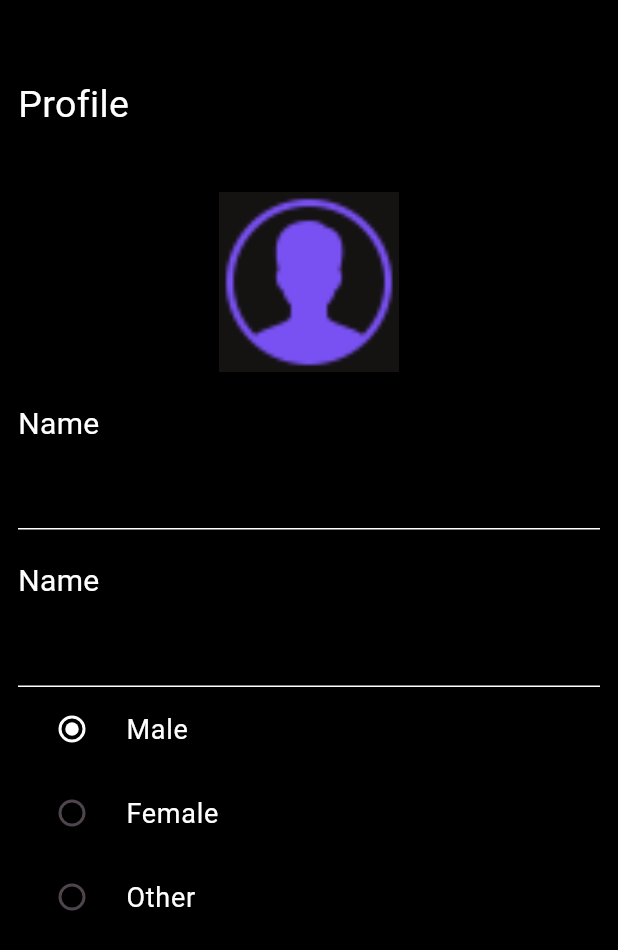
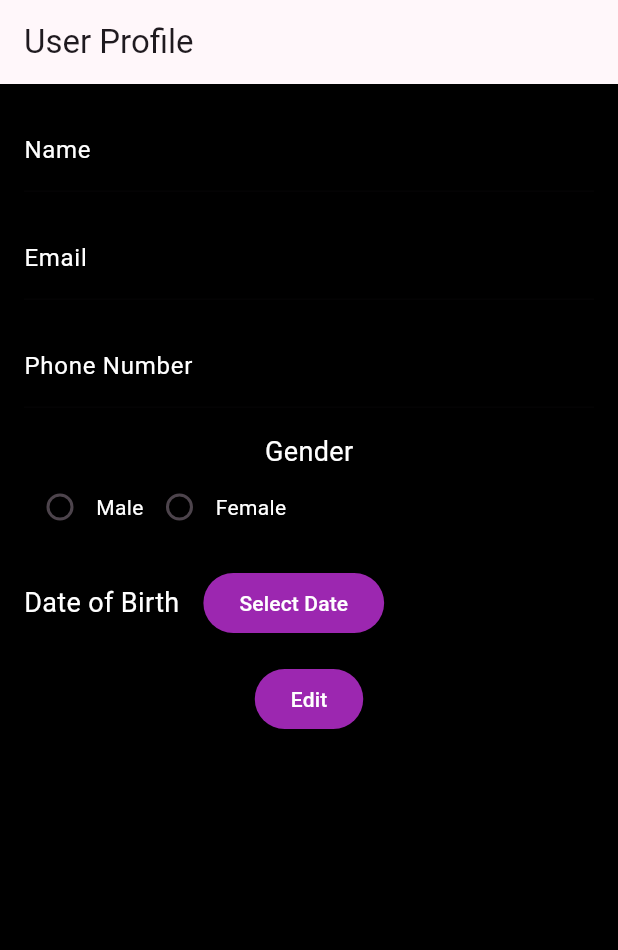
Before and after one commit to Bandan-K/ExpenseXpert, a Flutter app: the ProfileScreen screen opened directly, on a phone screen of 412 x 824 dp. Shown: the top 950 px of the screen. Run offline on Flutter 3.47's test engine with Material 2 defaults, Android fonts, the phone set to English and light mode, and no system bars; our stand-ins replace animated_bottom_navigation_bar, animated_toggle_switch, firebase_auth, firebase_core, fl_chart, get; missing offline and left inert: firebase_ui_auth, firebase_ui_oauth_google, flutter_flip_card, simple_animation_progress_bar; accounts and stored records are empty.

Commit message:
profile page

```diff
--- a/lib/BottomNavigationBar/bottom_nav_bar.dart
+++ b/lib/BottomNavigationBar/bottom_nav_bar.dart
@@ -18,7 +18,7 @@ class _BottomNavBarState extends State<BottomNavBar> {
   List pages = [HomePage(),AnalyticsPage(),ProfileScreen(),SettingsScreen()];
   final iconList = <IconData>[
     Icons.home,
-    Icons.analytics_outlined,
+    Icons.analytics,
     Icons.person_2_rounded,
     Icons.settings,
   ];
--- a/lib/profile_page.dart
+++ b/lib/profile_page.dart
@@ -1,115 +1,191 @@
 import 'package:flutter/material.dart';
 
 class ProfileScreen extends StatefulWidget {
-  const ProfileScreen({Key? key}) : super(key: key);
-
   @override
   _ProfileScreenState createState() => _ProfileScreenState();
 }
 
 class _ProfileScreenState extends State<ProfileScreen> {
-  var gender = "Male";
+  final TextEditingController nameController = TextEditingController();
+  final TextEditingController emailController = TextEditingController();
+  final TextEditingController phoneController = TextEditingController();
+  String? selectedGender;
+  DateTime? selectedDate;
 
-  String value = "Male";
+  String? savedName;
+  String? savedEmail;
+  String? savedPhoneNumber;
+  String? savedGender;
+  DateTime? savedDateOfBirth;
+
+  bool isEditing = false;
+
   @override
   Widget build(BuildContext context) {
     return Scaffold(
+      appBar: AppBar(
+        title: Text('User Profile'),
+      ),
       backgroundColor: Colors.black,
       body: Padding(
-        padding: const EdgeInsets.all(12.0),
+        padding: const EdgeInsets.all(16.0),
+        child: Form(
           child: Column(
-          crossAxisAlignment: CrossAxisAlignment.start,
             children: [
-            const SizedBox(height: 40),
-            const Text(
-              "Profile",
-              style: TextStyle(color: Colors.white, fontSize: 25),
-              textAlign: TextAlign.left,
+              TextFormField(
+                controller: nameController,
+                style: TextStyle(color: Colors.white),
+                decoration: InputDecoration(
+                  labelText: 'Name',
+                  labelStyle: TextStyle(color: Colors.white),
+                  enabledBorder: OutlineInputBorder(
+                    borderSide: BorderSide(color: Colors.white),
                   ),
-            const SizedBox(height: 40),
-            Align(
-              alignment: Alignment.center,
-              child: Container(
-                height: 120,
-                width: 120,
-                child: Image.asset(
-                  "assets/images/icons8-male-user-50 (black).png",
-                  fit: BoxFit.cover,
+                  focusedBorder: OutlineInputBorder(
+                    borderSide: BorderSide(color: Colors.purple),
+                  ),
+                  enabled: isEditing,
                 ),
               ),
-            ),
-            SizedBox(height: 20),
-            Text(
-              "Name",
-              style: TextStyle(color: Colors.white, fontSize: 20),
-              textAlign: TextAlign.left,
-            ),
+              SizedBox(height: 16),
               TextFormField(
+                controller: emailController,
+                style: TextStyle(color: Colors.white),
                 decoration: InputDecoration(
-                labelText: "",
+                  labelText: 'Email',
                   labelStyle: TextStyle(color: Colors.white),
-                focusedBorder: UnderlineInputBorder(
+                  enabledBorder: OutlineInputBorder(
                     borderSide: BorderSide(color: Colors.white),
                   ),
-                enabledBorder: UnderlineInputBorder(
+                  focusedBorder: OutlineInputBorder(
+                    borderSide: BorderSide(color: Colors.purple),
+                  ),
+                  enabled: isEditing,
+                ),
+              ),
+              SizedBox(height: 16),
+              TextFormField(
+                controller: phoneController,
+                style: TextStyle(color: Colors.white),
+                decoration: InputDecoration(
+                  labelText: 'Phone Number',
+                  labelStyle: TextStyle(color: Colors.white),
+                  enabledBorder: OutlineInputBorder(
                     borderSide: BorderSide(color: Colors.white),
                   ),
+                  focusedBorder: OutlineInputBorder(
+                    borderSide: BorderSide(color: Colors.purple),
                   ),
+                  enabled: isEditing,
+                ),
+              ),
+              SizedBox(height: 16),
+              Text(
+                'Gender',
+                style: TextStyle(color: Colors.white, fontSize: 18),
+              ),
+              Row(
+                children: [
+                  Radio(
+                    value: 'Male',
+                    groupValue: selectedGender,
+                    onChanged: (value) {
+                      setState(() {
+                        selectedGender = value;
+                      });
+                    },
+                  ),
+                  Text('Male', style: TextStyle(color: Colors.white)),
+                  Radio(
+                    value: 'Female',
+                    groupValue: selectedGender,
+                    onChanged: (value) {
+                      setState(() {
+                        selectedGender = value;
+                      });
+                    },
+                  ),
+                  Text('Female', style: TextStyle(color: Colors.white)),
+                ],
+              ),
+              SizedBox(height: 16),
+              Row(
+                children: [
+                  Text(
+                    'Date of Birth',
+                    style: TextStyle(color: Colors.white, fontSize: 18),
+                  ),
+                  SizedBox(width: 16),
+                  ElevatedButton(
+                    onPressed: () async {
+                      final selectedDate = await showDatePicker(
+                        context: context,
+                        initialDate: DateTime.now(),
+                        firstDate: DateTime(1900),
+                        lastDate: DateTime.now(),
+                      );
+
+                      if (selectedDate != null) {
+                        setState(() {
+                          this.selectedDate = selectedDate;
+                        });
+                      }
+                    },
+                    style: ButtonStyle(
+                      backgroundColor: MaterialStateProperty.all(Colors.purple),
+                    ),
+                    child: Text(
+                      'Select Date',
                       style: TextStyle(color: Colors.white),
                     ),
-            SizedBox(height: 20),
+                  ),
+                ],
+              ),
+              if (selectedDate != null)
                 Text(
-              "Name",
-              style: TextStyle(color: Colors.white, fontSize: 20),
-              textAlign: TextAlign.left,
+                  'Date of Birth: ${selectedDate?.toLocal().toString().split(' ')[0]}',
+                  style: TextStyle(color: Colors.white),
                 ),
-            TextFormField(
-              decoration: InputDecoration(
-                labelText: "",
-                labelStyle: TextStyle(color: Colors.white),
-                focusedBorder: UnderlineInputBorder(
-                  borderSide: BorderSide(color: Colors.white),
+              SizedBox(height: 16),
+              if (isEditing)
+                ElevatedButton(
+                  onPressed: () {
+                    if (selectedGender != null && selectedDate != null) {
+                      savedName = nameController.text;
+                      savedEmail = emailController.text;
+                      savedPhoneNumber = phoneController.text;
+                      savedGender = selectedGender;
+                      savedDateOfBirth = selectedDate;
+                    }
+                    setState(() {
+                      isEditing = false;
+                    });
+                  },
+                  style: ButtonStyle(
+                    backgroundColor: MaterialStateProperty.all(Colors.purple),
                   ),
-                enabledBorder: UnderlineInputBorder(
-                  borderSide: BorderSide(color: Colors.white),
+                  child: Text(
+                    'Save',
+                    style: TextStyle(color: Colors.white),
                   ),
                 ),
+              if (!isEditing)
+                ElevatedButton(
+                  onPressed: () {
+                    setState(() {
+                      isEditing = true;
+                    });
+                  },
+                  style: ButtonStyle(
+                    backgroundColor: MaterialStateProperty.all(Colors.purple),
+                  ),
+                  child: Text(
+                    'Edit',
                     style: TextStyle(color: Colors.white),
                   ),
-            RadioListTile(
-              activeColor: Colors.white,
-              title: Text("Male",style: TextStyle(color: Colors.white,fontSize: 18),),
-              value: 'Male',
-              groupValue: gender,
-              onChanged: (v) {
-                gender = v!;
-                value = v;
-                setState(() {});
-              },
                 ),
-            RadioListTile(
-              activeColor: Colors.white,
-              title: Text("Female",style: TextStyle(color: Colors.white,fontSize: 18),),
-              value: 'Female',
-              groupValue: gender,
-              onChanged: (v) {
-                gender = v!;
-                value = v;
-                setState(() {});
-              },
+            ],
           ),
-            RadioListTile(
-              activeColor: Colors.white,
-              title: Text("Other",style: TextStyle(color: Colors.white,fontSize: 18),),
-              value: 'Other',
-              groupValue: gender,
-              onChanged: (v) {
-                gender = v!;
-                value = v;
-                setState(() {});
-              },
-            )
-          ],
         ),
       ),
     );
--- a/lib/settings.dart
+++ b/lib/settings.dart
@@ -22,23 +22,17 @@ class _SettingsScreenState extends State<SettingsScreen> {
   @override
   Widget build(BuildContext context) {
     return Scaffold(
+      appBar: AppBar(
+        automaticallyImplyLeading: false,
+        backgroundColor: Colors.black,
+        title: const Text("Settings", style: TextStyle(color: Colors.white),),
+      ),
       backgroundColor: Colors.black,
       body: Padding(
         padding: const EdgeInsets.all(30.0),
         child: Column(
           mainAxisAlignment: MainAxisAlignment.start,
           children: [
-            const Row(
-              children: [
-                Text(
-                  "Settings",
-                  style: TextStyle(color: Colors.white, fontSize: 25),
-                ),
-              ],
-            ),
-            const SizedBox(
-              height: 40,
-            ),
             Row(
               mainAxisAlignment: MainAxisAlignment.start,
               children: [
```
Lines whose indentation alone changed are shown as unchanged.
